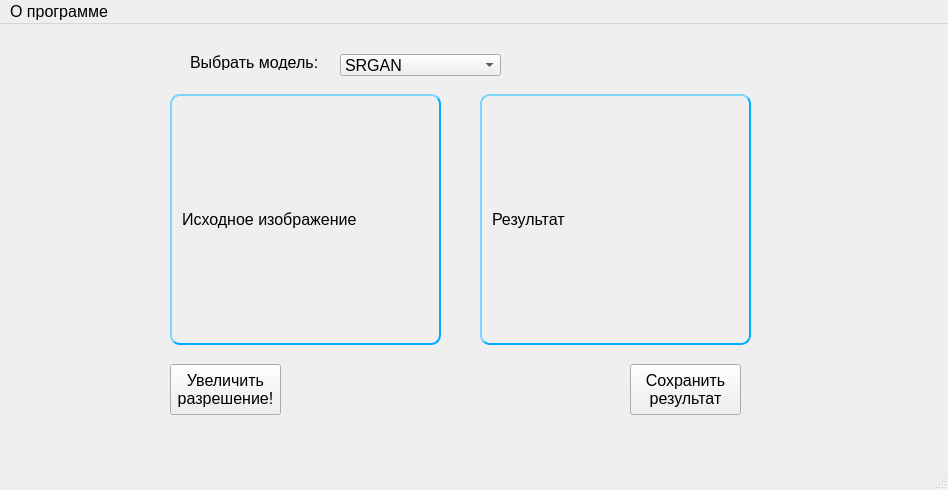
rgimad/ISR_GUI, file isr.ui: the form before one commit.
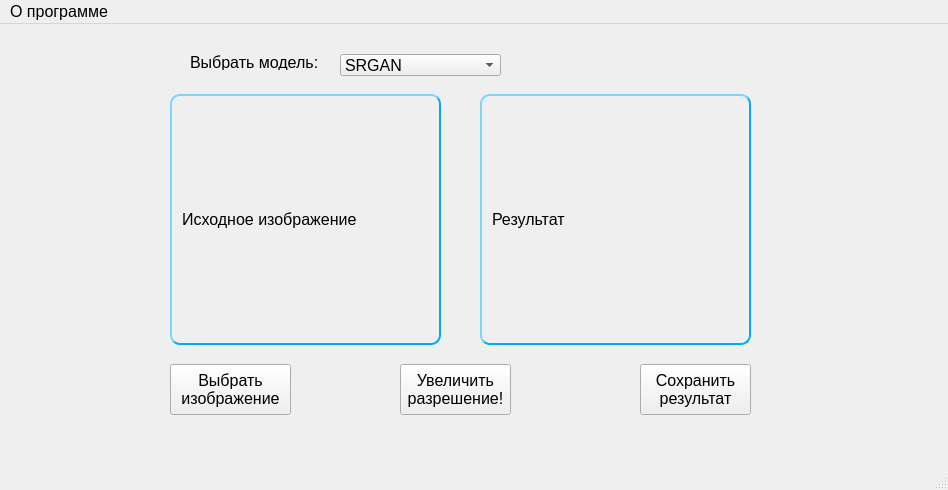
The form after the commit.

Commit message: add choose input image. TODO add scroll if image doesnt fit to label

Diff of the .ui file:
```diff
--- a/isr.ui
+++ b/isr.ui
@@ -22,7 +22,7 @@
    <widget class="QPushButton" name="btnDoSR">
     <property name="geometry">
      <rect>
-      <x>170</x>
+      <x>400</x>
       <y>340</y>
       <width>111</width>
       <height>51</height>
@@ -138,7 +138,7 @@
    <widget class="QPushButton" name="bthSaveResult">
     <property name="geometry">
      <rect>
-      <x>630</x>
+      <x>640</x>
       <y>340</y>
       <width>111</width>
       <height>51</height>
@@ -154,6 +154,20 @@
 результат</string>
     </property>
    </widget>
+   <widget class="QPushButton" name="btnChooseImage">
+    <property name="geometry">
+     <rect>
+      <x>170</x>
+      <y>340</y>
+      <width>121</width>
+      <height>51</height>
+     </rect>
+    </property>
+    <property name="text">
+     <string>Выбрать
+изображение</string>
+    </property>
+   </widget>
   </widget>
   <widget class="QMenuBar" name="menubar">
    <property name="geometry">
```
The commit also changes 1 other file.
